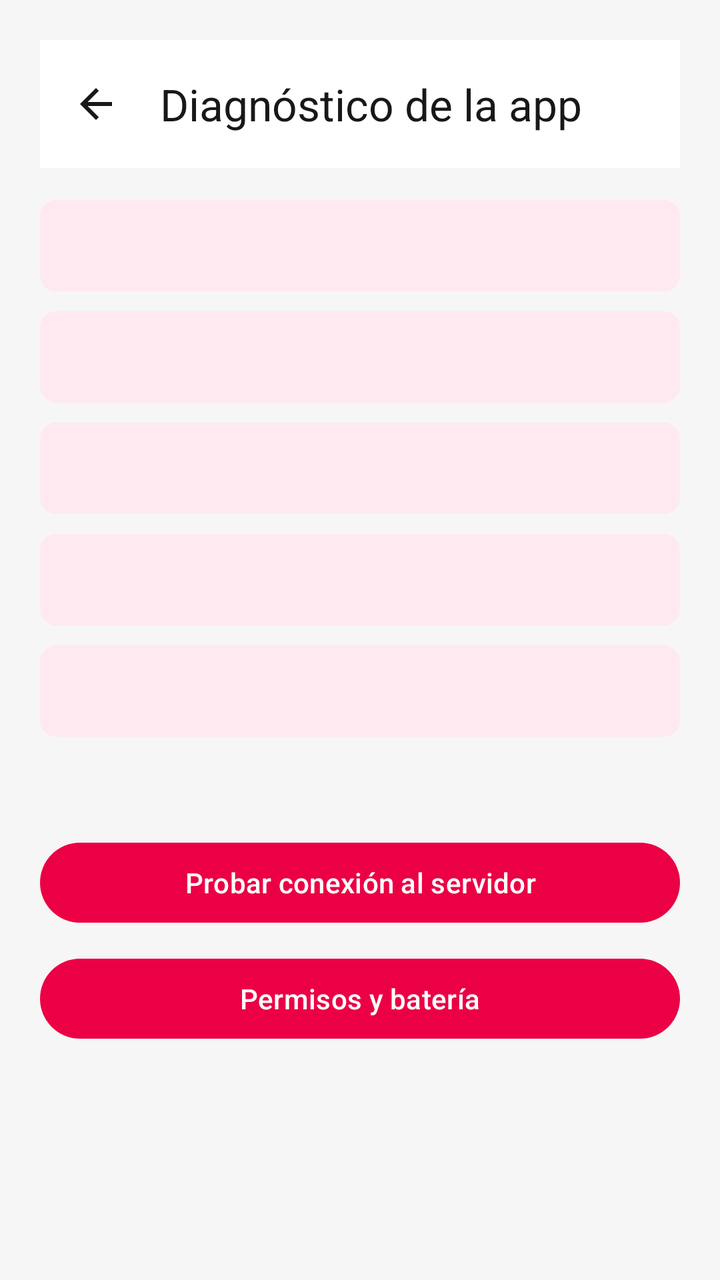
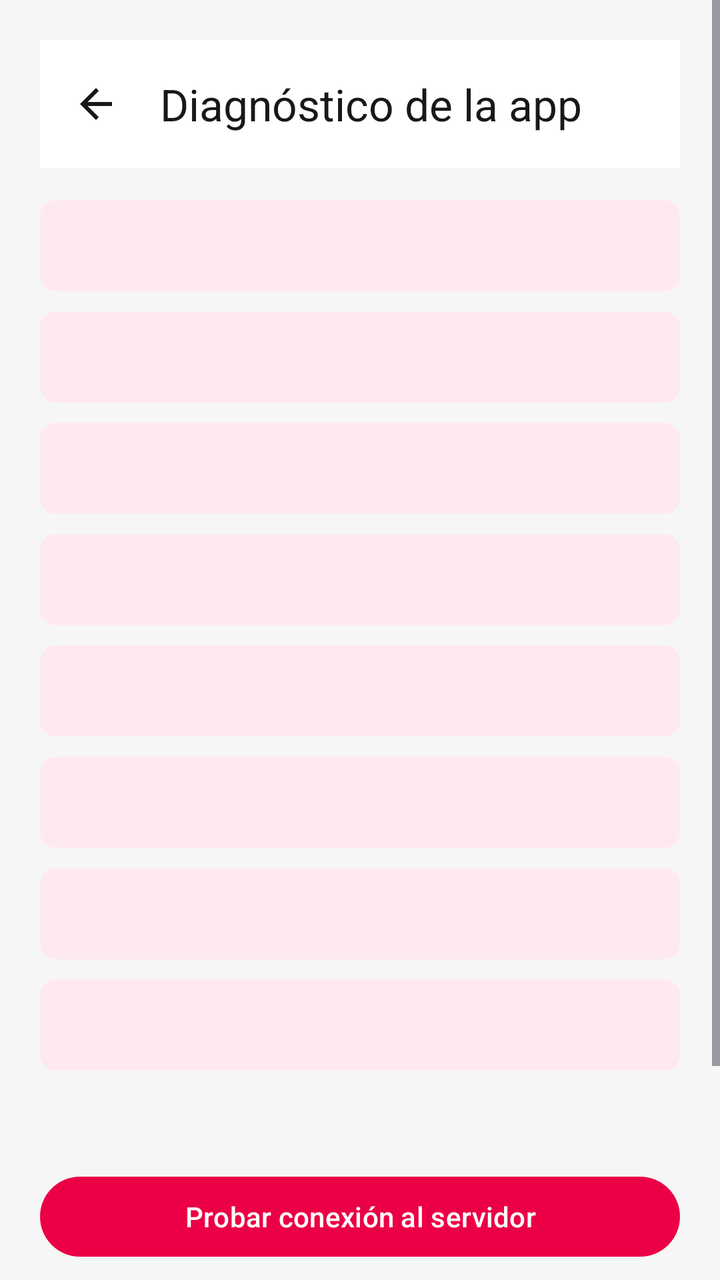

An Android layout rendered at two revisions. The XML below is the earlier revision; the diff shows what the commit changed to produce the second picture.
<!-- AndroidManifest.xml: application theme Theme.Dmujeres -->
<!-- res/layout/activity_diagnostics.xml -->
<?xml version="1.0" encoding="utf-8"?>
<ScrollView xmlns:android="http://schemas.android.com/apk/res/android"
    xmlns:app="http://schemas.android.com/apk/res-auto"
    android:layout_width="match_parent"
    android:layout_height="match_parent"
    android:background="@color/background">

    <LinearLayout
        android:layout_width="match_parent"
        android:layout_height="wrap_content"
        android:orientation="vertical"
        android:padding="20dp">

        <com.google.android.material.appbar.MaterialToolbar
            android:id="@+id/toolbar"
            android:layout_width="match_parent"
            android:layout_height="?attr/actionBarSize"
            android:background="@color/white"
            app:navigationIcon="@drawable/ic_back"
            app:title="@string/diag_title"
            app:titleTextColor="@color/ink"
            app:titleTextAppearance="@style/TextAppearance.Material3.TitleLarge"
            android:layout_marginBottom="16dp" />

        <TextView
            android:id="@+id/diagGps"
            android:layout_width="match_parent"
            android:layout_height="wrap_content"
            android:textAppearance="@style/TextAppearance.Material3.TitleMedium"
            android:padding="12dp"
            android:background="@drawable/state_background"
            android:layout_marginBottom="10dp" />

        <TextView
            android:id="@+id/diagNetwork"
            android:layout_width="match_parent"
            android:layout_height="wrap_content"
            android:textAppearance="@style/TextAppearance.Material3.TitleMedium"
            android:padding="12dp"
            android:background="@drawable/state_background"
            android:layout_marginBottom="10dp" />

        <TextView
            android:id="@+id/diagServer"
            android:layout_width="match_parent"
            android:layout_height="wrap_content"
            android:textAppearance="@style/TextAppearance.Material3.TitleMedium"
            android:padding="12dp"
            android:background="@drawable/state_background"
            android:layout_marginBottom="10dp" />

        <TextView
            android:id="@+id/diagPending"
            android:layout_width="match_parent"
            android:layout_height="wrap_content"
            android:textAppearance="@style/TextAppearance.Material3.TitleMedium"
            android:padding="12dp"
            android:background="@drawable/state_background"
            android:layout_marginBottom="10dp" />

        <TextView
            android:id="@+id/diagBattery"
            android:layout_width="match_parent"
            android:layout_height="wrap_content"
            android:textAppearance="@style/TextAppearance.Material3.TitleMedium"
            android:padding="12dp"
            android:background="@drawable/state_background"
            android:layout_marginBottom="10dp" />

        <TextView
            android:id="@+id/diagDevice"
            android:layout_width="match_parent"
            android:layout_height="wrap_content"
            android:textAppearance="@style/TextAppearance.Material3.BodyMedium"
            android:textColor="#666666"
            android:layout_marginBottom="20dp" />

        <Button
            android:id="@+id/diagTestButton"
            android:layout_width="match_parent"
            android:layout_height="wrap_content"
            android:text="@string/diag_test"
            android:layout_marginBottom="10dp" />

        <Button
            android:id="@+id/diagPermissionsButton"
            android:layout_width="match_parent"
            android:layout_height="wrap_content"
            android:text="@string/permissions_button" />

    </LinearLayout>
</ScrollView>
<!-- resources referenced by this layout -->
<resources>
  <color name="background">#F6F6F6</color>
  <color name="ink">#181818</color>
  <color name="white">#FFFFFF</color>
  <!-- drawable ic_back (drawable) -->
  <?xml version="1.0" encoding="utf-8"?>
  <vector xmlns:android="http://schemas.android.com/apk/res/android"
      android:width="24dp"
      android:height="24dp"
      android:viewportWidth="24"
      android:viewportHeight="24">
      <path
          android:fillColor="#FF181818"
          android:pathData="M20,11H7.83l5.59,-5.59L12,4l-8,8 8,8 1.41,-1.41L7.83,13H20v-2z"/>
  </vector>
  <!-- drawable state_background (drawable) -->
  <?xml version="1.0" encoding="utf-8"?>
  <shape xmlns:android="http://schemas.android.com/apk/res/android" android:shape="rectangle">
      <solid android:color="#FFE9F0" />
      <corners android:radius="8dp" />
  </shape>
  <string name="diag_test">Probar conexión al servidor</string>
  <string name="diag_title">Diagnóstico de la app</string>
  <string name="permissions_button">Permisos y batería</string>
  <style name="Theme.Dmujeres" parent="Theme.Material3.Light.NoActionBar">
          <item name="colorPrimary">@color/primary</item>
          <item name="colorPrimaryDark">@color/primary_dark</item>
          <item name="colorAccent">@color/accent</item>
          <item name="android:statusBarColor">@color/primary_dark</item>
          <item name="android:windowBackground">@color/background</item>
          <item name="android:colorAccent">@color/accent</item>
          <item name="android:colorPrimary">@color/primary</item>
      </style>
  <color name="primary">#EB0045</color>
  <color name="primary_dark">#C4003B</color>
  <color name="accent">#FF1464</color>
</resources>

<!-- the commit's change to res/layout/activity_diagnostics.xml (unified diff, before → after) -->
@@ -21,6 +21,15 @@
             app:titleTextColor="@color/ink"
             app:titleTextAppearance="@style/TextAppearance.Material3.TitleLarge"
             android:layout_marginBottom="16dp" />
+
+        <TextView
+            android:id="@+id/diagState"
+            android:layout_width="match_parent"
+            android:layout_height="wrap_content"
+            android:textAppearance="@style/TextAppearance.Material3.TitleMedium"
+            android:padding="12dp"
+            android:background="@drawable/state_background"
+            android:layout_marginBottom="10dp" />
 
         <TextView
             android:id="@+id/diagGps"
@@ -68,6 +77,24 @@
             android:layout_marginBottom="10dp" />
 
         <TextView
+            android:id="@+id/diagLastFix"
+            android:layout_width="match_parent"
+            android:layout_height="wrap_content"
+            android:textAppearance="@style/TextAppearance.Material3.TitleMedium"
+            android:padding="12dp"
+            android:background="@drawable/state_background"
+            android:layout_marginBottom="10dp" />
+
+        <TextView
+            android:id="@+id/diagLastAck"
+            android:layout_width="match_parent"
+            android:layout_height="wrap_content"
+            android:textAppearance="@style/TextAppearance.Material3.TitleMedium"
+            android:padding="12dp"
+            android:background="@drawable/state_background"
+            android:layout_marginBottom="10dp" />
+
+        <TextView
             android:id="@+id/diagDevice"
             android:layout_width="match_parent"
             android:layout_height="wrap_content"
@@ -83,6 +110,13 @@
             android:layout_marginBottom="10dp" />
 
         <Button
+            android:id="@+id/diagRecoverButton"
+            android:layout_width="match_parent"
+            android:layout_height="wrap_content"
+            android:text="@string/diag_retry_service"
+            android:layout_marginBottom="10dp" />
+
+        <Button
             android:id="@+id/diagPermissionsButton"
             android:layout_width="match_parent"
             android:layout_height="wrap_content"
<!-- resource entries referenced after the edit -->
@@ -20,6 +20,7 @@
       <solid android:color="#FFE9F0" />
       <corners android:radius="8dp" />
   </shape>
+  <string name="diag_retry_service">Reintentar servicio de seguimiento</string>
   <string name="diag_test">Probar conexión al servidor</string>
   <string name="diag_title">Diagnóstico de la app</string>
   <string name="permissions_button">Permisos y batería</string>
